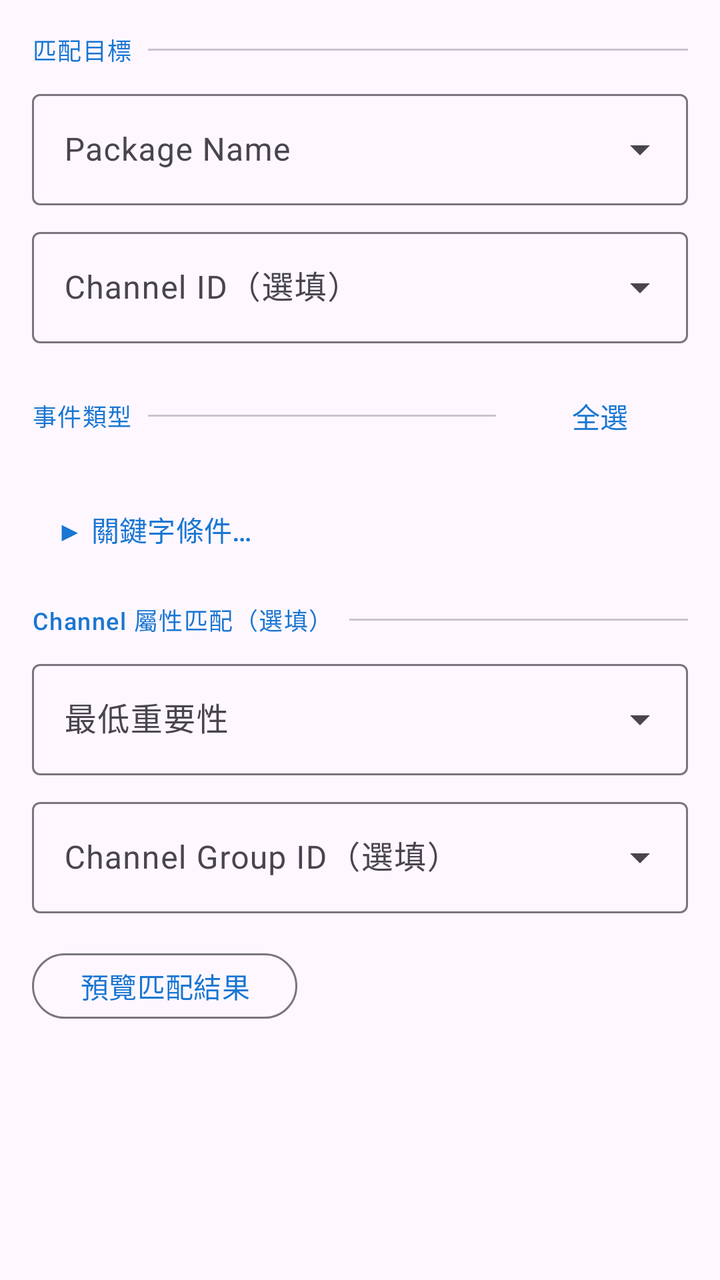
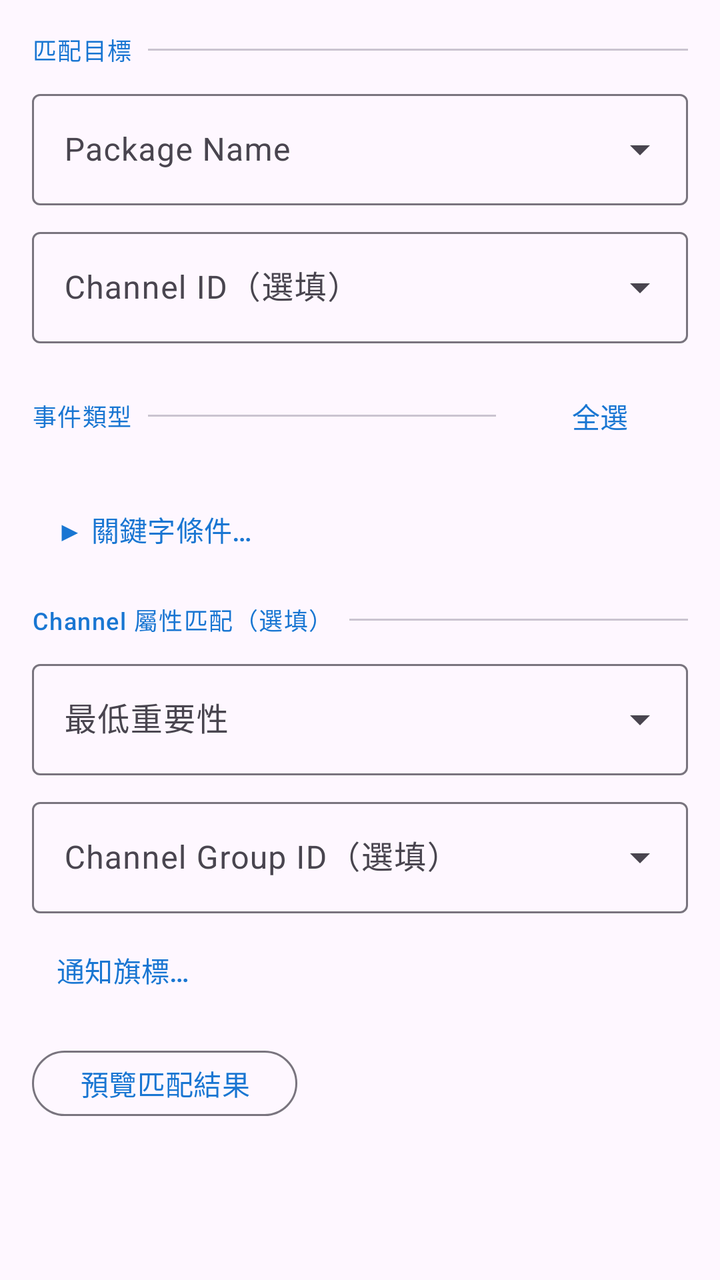

Screens rendered from an Android XML layout before and after an edit, with the pre-edit source and the edit as a unified diff.
<!-- AndroidManifest.xml: application theme Theme.NotificationMaster -->
<!-- res/layout/dialog_add_filter_rule.xml -->
<?xml version="1.0" encoding="utf-8"?>
<ScrollView xmlns:android="http://schemas.android.com/apk/res/android"
    xmlns:app="http://schemas.android.com/apk/res-auto"
    android:layout_width="match_parent"
    android:layout_height="wrap_content"
    android:padding="16dp">

    <LinearLayout
        android:layout_width="match_parent"
        android:layout_height="wrap_content"
        android:orientation="vertical">

        
        <com.google.android.material.textfield.TextInputLayout
            android:id="@+id/layout_category"
            style="@style/Widget.Material3.TextInputLayout.OutlinedBox.ExposedDropdownMenu"
            android:layout_width="match_parent"
            android:layout_height="wrap_content"
            android:hint="@string/filter_dialog_category"
            android:layout_marginBottom="8dp"
            android:visibility="gone">

            <com.google.android.material.textfield.MaterialAutoCompleteTextView
                android:id="@+id/dropdown_category"
                android:layout_width="match_parent"
                android:layout_height="wrap_content"
                android:inputType="none"
                android:editable="false" />

        </com.google.android.material.textfield.TextInputLayout>

        
        <LinearLayout
            android:id="@+id/section_header_target"
            android:layout_width="match_parent"
            android:layout_height="wrap_content"
            android:orientation="horizontal"
            android:gravity="center_vertical"
            android:layout_marginBottom="8dp">

            <com.google.android.material.textview.MaterialTextView
                android:layout_width="wrap_content"
                android:layout_height="wrap_content"
                android:text="@string/filter_section_target"
                android:textAppearance="?attr/textAppearanceLabelMedium"
                android:textColor="?attr/colorPrimary" />

            <com.google.android.material.divider.MaterialDivider
                android:layout_width="0dp"
                android:layout_height="wrap_content"
                android:layout_weight="1"
                android:layout_marginStart="8dp" />
        </LinearLayout>

        
        <com.google.android.material.textfield.TextInputLayout
            android:id="@+id/layout_package_name"
            style="@style/Widget.Material3.TextInputLayout.OutlinedBox.ExposedDropdownMenu"
            android:layout_width="match_parent"
            android:layout_height="wrap_content"
            android:hint="@string/filter_dialog_package_name"
            android:layout_marginBottom="8dp">

            <com.google.android.material.textfield.MaterialAutoCompleteTextView
                android:id="@+id/edit_package_name"
                android:layout_width="match_parent"
                android:layout_height="wrap_content"
                android:inputType="textNoSuggestions"
                android:completionThreshold="1" />
        </com.google.android.material.textfield.TextInputLayout>

        
        <com.google.android.material.textfield.TextInputLayout
            android:id="@+id/layout_channel_id"
            style="@style/Widget.Material3.TextInputLayout.OutlinedBox.ExposedDropdownMenu"
            android:layout_width="match_parent"
            android:layout_height="wrap_content"
            android:hint="@string/filter_dialog_channel_id"
            android:layout_marginBottom="8dp">

            <com.google.android.material.textfield.MaterialAutoCompleteTextView
                android:id="@+id/edit_channel_id"
                android:layout_width="match_parent"
                android:layout_height="wrap_content"
                android:inputType="textNoSuggestions"
                android:completionThreshold="1" />
        </com.google.android.material.textfield.TextInputLayout>

        
        <LinearLayout
            android:layout_width="match_parent"
            android:layout_height="wrap_content"
            android:orientation="horizontal"
            android:gravity="center_vertical"
            android:layout_marginTop="8dp"
            android:layout_marginBottom="8dp">

            <com.google.android.material.textview.MaterialTextView
                android:layout_width="wrap_content"
                android:layout_height="wrap_content"
                android:text="@string/filter_dialog_event_types"
                android:textAppearance="?attr/textAppearanceLabelMedium"
                android:textColor="?attr/colorPrimary" />

            <com.google.android.material.divider.MaterialDivider
                android:layout_width="0dp"
                android:layout_height="wrap_content"
                android:layout_weight="1"
                android:layout_marginStart="8dp"
                android:layout_marginEnd="8dp" />

            <com.google.android.material.button.MaterialButton
                android:id="@+id/btn_select_all"
                style="@style/Widget.Material3.Button.TextButton"
                android:layout_width="wrap_content"
                android:layout_height="wrap_content"
                android:text="@string/filter_select_all"
                android:minHeight="36dp" />
        </LinearLayout>

        
        <LinearLayout
            android:id="@+id/container_event_types"
            android:layout_width="match_parent"
            android:layout_height="wrap_content"
            android:orientation="vertical"
            android:paddingStart="8dp"
            android:paddingEnd="0dp"
            android:descendantFocusability="blocksDescendants" />

        
        <com.google.android.material.button.MaterialButton
            android:id="@+id/btn_toggle_keyword"
            style="@style/Widget.Material3.Button.TextButton"
            android:layout_width="wrap_content"
            android:layout_height="wrap_content"
            android:layout_marginTop="8dp"
            android:text="@string/filter_keyword_expand"
            android:minHeight="36dp" />

        <LinearLayout
            android:id="@+id/layout_keyword_section"
            android:layout_width="match_parent"
            android:layout_height="wrap_content"
            android:orientation="vertical"
            android:paddingStart="8dp"
            android:paddingEnd="0dp"
            android:visibility="gone">

            <com.google.android.material.textfield.TextInputLayout
                android:id="@+id/layout_keyword_pattern"
                style="@style/Widget.Material3.TextInputLayout.OutlinedBox"
                android:layout_width="match_parent"
                android:layout_height="wrap_content"
                android:layout_marginTop="4dp"
                android:hint="@string/filter_keyword_pattern_hint">

                <com.google.android.material.textfield.TextInputEditText
                    android:id="@+id/edit_keyword_pattern"
                    android:layout_width="match_parent"
                    android:layout_height="wrap_content" />

            </com.google.android.material.textfield.TextInputLayout>

            
            <com.google.android.material.textview.MaterialTextView
                android:layout_width="wrap_content"
                android:layout_height="wrap_content"
                android:text="@string/filter_keyword_fields_label"
                android:textAppearance="?attr/textAppearanceLabelSmall"
                android:textColor="?android:attr/textColorSecondary"
                android:layout_marginTop="8dp"
                android:layout_marginBottom="4dp" />

            
            <LinearLayout
                android:id="@+id/container_keyword_fields"
                android:layout_width="match_parent"
                android:layout_height="wrap_content"
                android:orientation="vertical"
                android:descendantFocusability="blocksDescendants" />

            
            <com.google.android.material.materialswitch.MaterialSwitch
                android:id="@+id/switch_keyword_regex"
                android:layout_width="match_parent"
                android:layout_height="wrap_content"
                android:layout_marginTop="4dp"
                android:text="@string/filter_keyword_regex" />

        </LinearLayout>

        
        <LinearLayout
            android:id="@+id/section_header_channel_property"
            android:layout_width="match_parent"
            android:layout_height="wrap_content"
            android:orientation="horizontal"
            android:gravity="center_vertical"
            android:layout_marginTop="16dp"
            android:layout_marginBottom="8dp">

            <com.google.android.material.textview.MaterialTextView
                android:id="@+id/label_channel_property"
                android:layout_width="wrap_content"
                android:layout_height="wrap_content"
                android:text="@string/filter_channel_property_title"
                android:textAppearance="?attr/textAppearanceLabelMedium"
                android:textColor="?attr/colorPrimary" />

            <com.google.android.material.divider.MaterialDivider
                android:layout_width="0dp"
                android:layout_height="wrap_content"
                android:layout_weight="1"
                android:layout_marginStart="8dp" />
        </LinearLayout>

        <com.google.android.material.textfield.TextInputLayout
            android:id="@+id/layout_min_importance"
            style="@style/Widget.Material3.TextInputLayout.OutlinedBox.ExposedDropdownMenu"
            android:layout_width="match_parent"
            android:layout_height="wrap_content"
            android:layout_marginBottom="8dp"
            android:hint="@string/filter_min_importance">

            <com.google.android.material.textfield.MaterialAutoCompleteTextView
                android:id="@+id/dropdown_min_importance"
                android:layout_width="match_parent"
                android:layout_height="wrap_content"
                android:inputType="none"
                android:editable="false" />

        </com.google.android.material.textfield.TextInputLayout>

        <com.google.android.material.textfield.TextInputLayout
            android:id="@+id/layout_group_id"
            style="@style/Widget.Material3.TextInputLayout.OutlinedBox.ExposedDropdownMenu"
            android:layout_width="match_parent"
            android:layout_height="wrap_content"
            android:hint="@string/filter_group_id">

            <com.google.android.material.textfield.MaterialAutoCompleteTextView
                android:id="@+id/edit_group_id"
                android:layout_width="match_parent"
                android:layout_height="wrap_content"
                android:inputType="textNoSuggestions"
                android:completionThreshold="1" />

        </com.google.android.material.textfield.TextInputLayout>

        
        <LinearLayout
            android:id="@+id/layout_action_settings"
            android:layout_width="match_parent"
            android:layout_height="wrap_content"
            android:orientation="vertical"
            android:visibility="gone">

            <LinearLayout
                android:layout_width="match_parent"
                android:layout_height="wrap_content"
                android:orientation="horizontal"
                android:gravity="center_vertical"
                android:layout_marginTop="16dp"
                android:layout_marginBottom="8dp">

                <com.google.android.material.textview.MaterialTextView
                    android:layout_width="wrap_content"
                    android:layout_height="wrap_content"
                    android:text="@string/filter_section_action"
                    android:textAppearance="?attr/textAppearanceLabelMedium"
                    android:textColor="?attr/colorPrimary" />

                <com.google.android.material.divider.MaterialDivider
                    android:layout_width="0dp"
                    android:layout_height="wrap_content"
                    android:layout_weight="1"
                    android:layout_marginStart="8dp" />
            </LinearLayout>

            
            <com.google.android.material.textfield.TextInputLayout
                android:id="@+id/layout_dismiss_delay"
                style="@style/Widget.Material3.TextInputLayout.OutlinedBox.ExposedDropdownMenu"
                android:layout_width="match_parent"
                android:layout_height="wrap_content"
                android:hint="@string/filter_dismiss_delay"
                android:layout_marginBottom="8dp"
                android:visibility="gone">

                <com.google.android.material.textfield.MaterialAutoCompleteTextView
                    android:id="@+id/dropdown_dismiss_delay"
                    android:layout_width="match_parent"
                    android:layout_height="wrap_content"
                    android:inputType="none"
                    android:editable="false" />

            </com.google.android.material.textfield.TextInputLayout>

            
            <com.google.android.material.textfield.TextInputLayout
                android:id="@+id/layout_dismiss_delay_custom"
                style="@style/Widget.Material3.TextInputLayout.OutlinedBox"
                android:layout_width="match_parent"
                android:layout_height="wrap_content"
                android:hint="@string/filter_dismiss_delay_custom_hint"
                android:layout_marginBottom="8dp"
                android:visibility="gone">

                <com.google.android.material.textfield.TextInputEditText
                    android:id="@+id/edit_dismiss_delay_custom"
                    android:layout_width="match_parent"
                    android:layout_height="wrap_content"
                    android:inputType="number" />

            </com.google.android.material.textfield.TextInputLayout>

            
            <com.google.android.material.button.MaterialButton
                android:id="@+id/btn_choose_sound"
                style="@style/Widget.Material3.Button.OutlinedButton"
                android:layout_width="match_parent"
                android:layout_height="wrap_content"
                android:layout_marginBottom="8dp"
                android:text="@string/filter_alert_choose_sound"
                android:visibility="gone" />

            
            <com.google.android.material.materialswitch.MaterialSwitch
                android:id="@+id/switch_alert_vibrate"
                android:layout_width="match_parent"
                android:layout_height="wrap_content"
                android:text="@string/filter_alert_vibrate"
                android:checked="true"
                android:visibility="gone" />

            
            <com.google.android.material.materialswitch.MaterialSwitch
                android:id="@+id/switch_alarm_stream"
                android:layout_width="match_parent"
                android:layout_height="wrap_content"
                android:text="@string/filter_alert_alarm_stream"
                android:checked="true"
                android:visibility="gone" />

        </LinearLayout>

        
        <com.google.android.material.button.MaterialButton
            android:id="@+id/btn_preview_match"
            style="@style/Widget.Material3.Button.OutlinedButton"
            android:layout_width="wrap_content"
            android:layout_height="wrap_content"
            android:layout_marginTop="16dp"
            android:text="@string/filter_preview_match"
            android:minHeight="36dp" />

    </LinearLayout>
</ScrollView>
<!-- resources referenced by this layout -->
<resources>
  <string name="filter_alert_alarm_stream">使用鬧鈴通道（不受靜音影響）</string>
  <string name="filter_alert_choose_sound">選擇提醒鈴聲</string>
  <string name="filter_alert_vibrate">振動</string>
  <string name="filter_channel_property_title">Channel 屬性匹配（選填）</string>
  <string name="filter_dialog_category">規則類別</string>
  <string name="filter_dialog_channel_id">Channel ID（選填）</string>
  <string name="filter_dialog_event_types">事件類型</string>
  <string name="filter_dialog_package_name">Package Name</string>
  <string name="filter_dismiss_delay">清除延遲</string>
  <string name="filter_dismiss_delay_custom_hint">分鐘</string>
  <string name="filter_group_id">Channel Group ID（選填）</string>
  <string name="filter_keyword_expand">▶ 關鍵字條件…</string>
  <string name="filter_keyword_fields_label">搜尋欄位：</string>
  <string name="filter_keyword_pattern_hint">搜尋關鍵字或正規表示式</string>
  <string name="filter_keyword_regex">使用正規表示式</string>
  <string name="filter_min_importance">最低重要性</string>
  <string name="filter_preview_match">預覽匹配結果</string>
  <string name="filter_section_action">動作設定</string>
  <string name="filter_section_target">匹配目標</string>
  <string name="filter_select_all">全選</string>
  <style name="Theme.NotificationMaster" parent="Theme.Material3.DayNight.NoActionBar">
          
          <item name="colorPrimary">@color/primary</item>
          <item name="colorPrimaryVariant">@color/primary_dark</item>
          <item name="colorOnPrimary">@color/white</item>
  
          
          <item name="colorSecondary">@color/secondary</item>
          <item name="colorSecondaryVariant">@color/secondary_dark</item>
          <item name="colorOnSecondary">@color/black</item>
  
          
          <item name="android:statusBarColor">?attr/colorPrimaryVariant</item>
  
          
      </style>
  <color name="primary">#1976D2</color>
  <color name="primary_dark">#1565C0</color>
  <color name="white">#FFFFFF</color>
  <color name="secondary">#FF9800</color>
  <color name="secondary_dark">#F57C00</color>
  <color name="black">#000000</color>
</resources>

<!-- the commit's change to res/layout/dialog_add_filter_rule.xml (unified diff, before → after) -->
@@ -88,6 +88,7 @@
 
         
         <LinearLayout
+            android:id="@+id/section_header_event_types"
             android:layout_width="match_parent"
             android:layout_height="wrap_content"
             android:orientation="horizontal"
@@ -249,6 +250,86 @@
         </com.google.android.material.textfield.TextInputLayout>
 
         
+        <com.google.android.material.button.MaterialButton
+            android:id="@+id/btn_toggle_flags"
+            style="@style/Widget.Material3.Button.TextButton"
+            android:layout_width="wrap_content"
+            android:layout_height="wrap_content"
+            android:layout_marginTop="8dp"
+            android:text="@string/filter_flags_expand"
+            android:minHeight="36dp" />
+
+        <LinearLayout
+            android:id="@+id/layout_flags_section"
+            android:layout_width="match_parent"
+            android:layout_height="wrap_content"
+            android:orientation="vertical"
+            android:paddingStart="8dp"
+            android:paddingEnd="0dp"
+            android:visibility="gone">
+
+            
+            <LinearLayout
+                android:layout_width="match_parent"
+                android:layout_height="wrap_content"
+                android:orientation="horizontal"
+                android:gravity="center_vertical"
+                android:layout_marginBottom="8dp">
+
+                <com.google.android.material.textview.MaterialTextView
+                    android:layout_width="wrap_content"
+                    android:layout_height="wrap_content"
+                    android:text="@string/filter_flags_title"
+                    android:textAppearance="?attr/textAppearanceLabelMedium"
+                    android:textColor="?attr/colorPrimary" />
+
+                <com.google.android.material.divider.MaterialDivider
+                    android:layout_width="0dp"
+                    android:layout_height="wrap_content"
+                    android:layout_weight="1"
+                    android:layout_marginStart="8dp" />
+            </LinearLayout>
+
+            
+            <LinearLayout
+                android:id="@+id/container_flags"
+                android:layout_width="match_parent"
+                android:layout_height="wrap_content"
+                android:orientation="vertical" />
+
+            
+            <LinearLayout
+                android:layout_width="match_parent"
+                android:layout_height="wrap_content"
+                android:orientation="horizontal"
+                android:gravity="center_vertical"
+                android:layout_marginTop="12dp"
+                android:layout_marginBottom="8dp">
+
+                <com.google.android.material.textview.MaterialTextView
+                    android:layout_width="wrap_content"
+                    android:layout_height="wrap_content"
+                    android:text="@string/filter_derived_title"
+                    android:textAppearance="?attr/textAppearanceLabelMedium"
+                    android:textColor="?attr/colorPrimary" />
+
+                <com.google.android.material.divider.MaterialDivider
+                    android:layout_width="0dp"
+                    android:layout_height="wrap_content"
+                    android:layout_weight="1"
+                    android:layout_marginStart="8dp" />
+            </LinearLayout>
+
+            
+            <LinearLayout
+                android:id="@+id/container_derived"
+                android:layout_width="match_parent"
+                android:layout_height="wrap_content"
+                android:orientation="vertical" />
+
+        </LinearLayout>
+
+        
         <LinearLayout
             android:id="@+id/layout_action_settings"
             android:layout_width="match_parent"
<!-- resource entries referenced after the edit -->
@@ -4,12 +4,15 @@
   <string name="filter_alert_choose_sound">選擇提醒鈴聲</string>
   <string name="filter_alert_vibrate">振動</string>
   <string name="filter_channel_property_title">Channel 屬性匹配（選填）</string>
+  <string name="filter_derived_title">推斷屬性</string>
   <string name="filter_dialog_category">規則類別</string>
   <string name="filter_dialog_channel_id">Channel ID（選填）</string>
   <string name="filter_dialog_event_types">事件類型</string>
   <string name="filter_dialog_package_name">Package Name</string>
   <string name="filter_dismiss_delay">清除延遲</string>
   <string name="filter_dismiss_delay_custom_hint">分鐘</string>
+  <string name="filter_flags_expand">通知旗標…</string>
+  <string name="filter_flags_title">通知旗標</string>
   <string name="filter_group_id">Channel Group ID（選填）</string>
   <string name="filter_keyword_expand">▶ 關鍵字條件…</string>
   <string name="filter_keyword_fields_label">搜尋欄位：</string>
